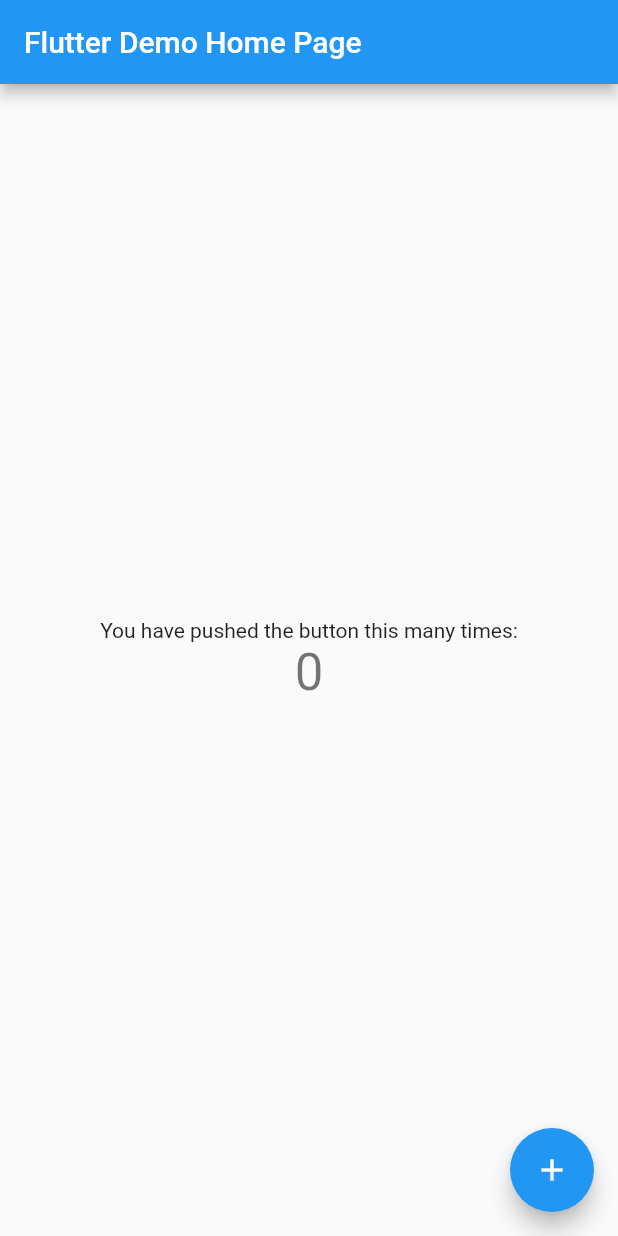
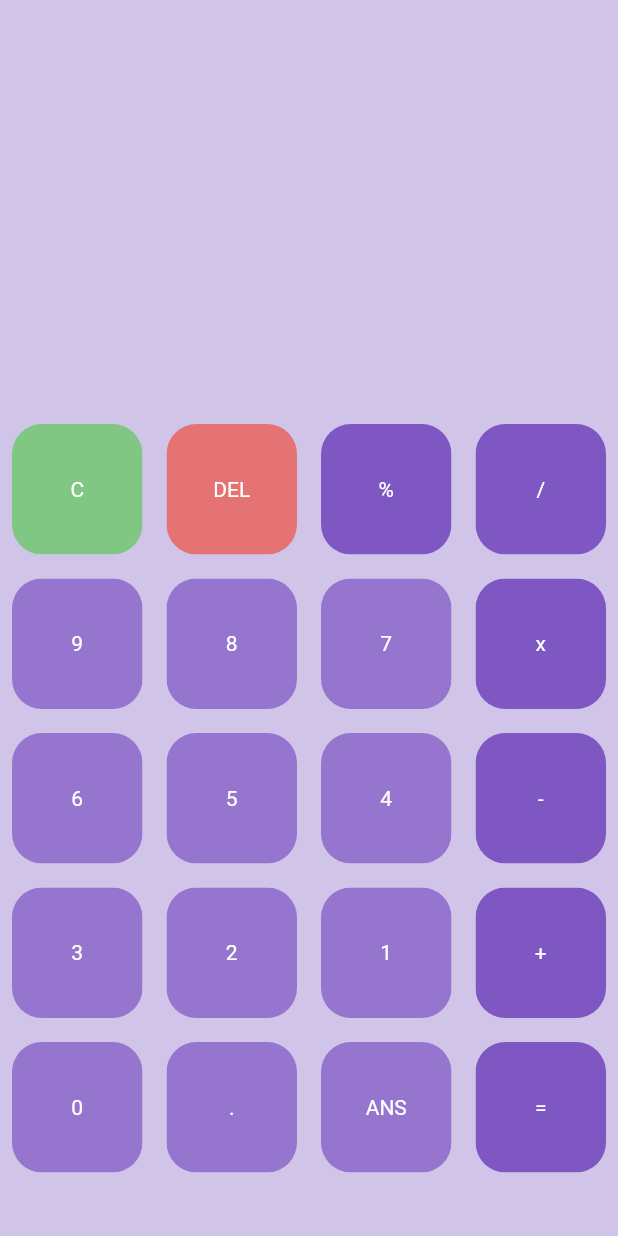
Before and after one commit to MatthieuNadeau96/Flutter_Calculator, a Flutter app: the screen it shows after launch, on a phone screen of 412 x 824 dp. Run offline on Flutter 3.47's test engine with Material 2 defaults, Android fonts, the phone set to English and light mode, and no system bars.

Commit message:
Created UI

```diff
--- /dev/null
+++ b/lib/buttons.dart
@@ -0,0 +1,32 @@
+import 'package:flutter/material.dart';
+
+class MyButton extends StatelessWidget {
+  final color;
+  final textColor;
+  final String buttonText;
+
+  MyButton({
+    this.color,
+    this.buttonText,
+    this.textColor,
+  });
+
+  @override
+  Widget build(BuildContext context) {
+    return Padding(
+      padding: const EdgeInsets.all(8.0),
+      child: ClipRRect(
+        borderRadius: BorderRadius.circular(20),
+        child: Container(
+          color: color,
+          child: Center(
+            child: Text(
+              buttonText,
+              style: TextStyle(color: textColor),
+            ),
+          ),
+        ),
+      ),
+    );
+  }
+}
--- a/lib/main.dart
+++ b/lib/main.dart
@@ -1,111 +1,100 @@
+import 'package:calculator/buttons.dart';
 import 'package:flutter/material.dart';
 
 void main() => runApp(MyApp());
 
 class MyApp extends StatelessWidget {
-  // This widget is the root of your application.
   @override
   Widget build(BuildContext context) {
     return MaterialApp(
-      title: 'Flutter Demo',
-      theme: ThemeData(
-        // This is the theme of your application.
-        //
-        // Try running your application with "flutter run". You'll see the
-        // application has a blue toolbar. Then, without quitting the app, try
-        // changing the primarySwatch below to Colors.green and then invoke
-        // "hot reload" (press "r" in the console where you ran "flutter run",
-        // or simply save your changes to "hot reload" in a Flutter IDE).
-        // Notice that the counter didn't reset back to zero; the application
-        // is not restarted.
-        primarySwatch: Colors.blue,
-      ),
-      home: MyHomePage(title: 'Flutter Demo Home Page'),
+      debugShowCheckedModeBanner: false,
+      // theme: ThemeData(
+      //   primarySwatch: Colors.blue,
+      // ),
+      home: HomePage(),
     );
   }
 }
 
-class MyHomePage extends StatefulWidget {
-  MyHomePage({Key key, this.title}) : super(key: key);
-
-  // This widget is the home page of your application. It is stateful, meaning
-  // that it has a State object (defined below) that contains fields that affect
-  // how it looks.
-
-  // This class is the configuration for the state. It holds the values (in this
-  // case the title) provided by the parent (in this case the App widget) and
-  // used by the build method of the State. Fields in a Widget subclass are
-  // always marked "final".
-
-  final String title;
-
+class HomePage extends StatefulWidget {
   @override
-  _MyHomePageState createState() => _MyHomePageState();
+  _HomePageState createState() => _HomePageState();
 }
 
-class _MyHomePageState extends State<MyHomePage> {
-  int _counter = 0;
-
-  void _incrementCounter() {
-    setState(() {
-      // This call to setState tells the Flutter framework that something has
-      // changed in this State, which causes it to rerun the build method below
-      // so that the display can reflect the updated values. If we changed
-      // _counter without calling setState(), then the build method would not be
-      // called again, and so nothing would appear to happen.
-      _counter++;
-    });
-  }
+class _HomePageState extends State<HomePage> {
+  final List<String> buttons = [
+    'C',
+    'DEL',
+    '%',
+    '/',
+    '9',
+    '8',
+    '7',
+    'x',
+    '6',
+    '5',
+    '4',
+    '-',
+    '3',
+    '2',
+    '1',
+    '+',
+    '0',
+    '.',
+    'ANS',
+    '=',
+  ];
 
   @override
   Widget build(BuildContext context) {
-    // This method is rerun every time setState is called, for instance as done
-    // by the _incrementCounter method above.
-    //
-    // The Flutter framework has been optimized to make rerunning build methods
-    // fast, so that you can just rebuild anything that needs updating rather
-    // than having to individually change instances of widgets.
     return Scaffold(
-      appBar: AppBar(
-        // Here we take the value from the MyHomePage object that was created by
-        // the App.build method, and use it to set our appbar title.
-        title: Text(widget.title),
+      backgroundColor: Colors.deepPurple[100],
+      body: Column(
+        children: <Widget>[
+          Expanded(
+            child: Container(),
+          ),
+          Expanded(
+              flex: 2,
+              child: GridView.builder(
+                  itemCount: buttons.length,
+                  gridDelegate: SliverGridDelegateWithFixedCrossAxisCount(
+                      crossAxisCount: 4),
+                  itemBuilder: (
+                    BuildContext context,
+                    int index,
+                  ) {
+                    if (index == 0) {
+                      return MyButton(
+                        buttonText: buttons[index],
+                        color: Colors.green[300],
+                        textColor: Colors.white,
+                      );
+                    } else if (index == 1) {
+                      return MyButton(
+                        buttonText: buttons[index],
+                        color: Colors.red[300],
+                        textColor: Colors.white,
+                      );
+                    } else {
+                      return MyButton(
+                        buttonText: buttons[index],
+                        color: isOperator(buttons[index])
+                            ? Colors.deepPurple[400]
+                            : Colors.deepPurple[300],
+                        textColor: Colors.white,
+                      );
+                    }
+                  })),
+        ],
       ),
-      body: Center(
-        // Center is a layout widget. It takes a single child and positions it
-        // in the middle of the parent.
-        child: Column(
-          // Column is also a layout widget. It takes a list of children and
-          // arranges them vertically. By default, it sizes itself to fit its
-          // children horizontally, and tries to be as tall as its parent.
-          //
-          // Invoke "debug painting" (press "p" in the console, choose the
-          // "Toggle Debug Paint" action from the Flutter Inspector in Android
-          // Studio, or the "Toggle Debug Paint" command in Visual Studio Code)
-          // to see the wireframe for each widget.
-          //
-          // Column has various properties to control how it sizes itself and
-          // how it positions its children. Here we use mainAxisAlignment to
-          // center the children vertically; the main axis here is the vertical
-          // axis because Columns are vertical (the cross axis would be
-          // horizontal).
-          mainAxisAlignment: MainAxisAlignment.center,
-          children: <Widget>[
-            Text(
-              'You have pushed the button this many times:',
-            ),
-            Text(
-              '$_counter',
-              style: Theme.of(context).textTheme.display1,
-            ),
-          ],
-        ),
-      ),
-      floatingActionButton: FloatingActionButton(
-        onPressed: _incrementCounter,
-        tooltip: 'Increment',
-        child: Icon(Icons.add),
-      ), // This trailing comma makes auto-formatting nicer for build methods.
     );
   }
+
+  bool isOperator(String x) {
+    if (x == '%' || x == '/' || x == 'x' || x == '-' || x == '+' || x == '=') {
+      return true;
+    }
+    return false;
+  }
 }
```
